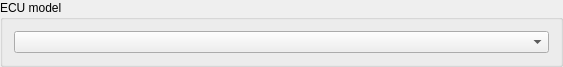
Qt form src/widgets/ecuModelManager/ecumodelmanager.ui (DowJhob/Evo-live-map) before a commit.
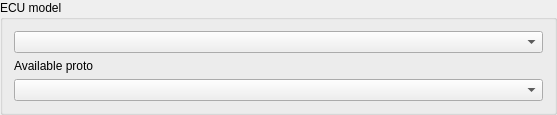
The same form after that commit.

```diff
--- a/src/widgets/ecuModelManager/ecumodelmanager.ui
+++ b/src/widgets/ecuModelManager/ecumodelmanager.ui
@@ -6,8 +6,8 @@
    <rect>
     <x>0</x>
     <y>0</y>
-    <width>563</width>
-    <height>61</height>
+    <width>557</width>
+    <height>97</height>
    </rect>
   </property>
   <property name="sizePolicy">
@@ -22,7 +22,7 @@
   <property name="title">
    <string>ECU model</string>
   </property>
-  <layout class="QHBoxLayout" name="horizontalLayout">
+  <layout class="QVBoxLayout" name="verticalLayout">
    <item>
     <widget class="QComboBox" name="availECUmodel">
      <property name="sizePolicy">
@@ -33,6 +33,16 @@
      </property>
     </widget>
    </item>
+   <item>
+    <widget class="QLabel" name="availProto_label">
+     <property name="text">
+      <string>Available proto</string>
+     </property>
+    </widget>
+   </item>
+   <item>
+    <widget class="QComboBox" name="availProto_comboBox"/>
+   </item>
   </layout>
  </widget>
  <resources/>
```
